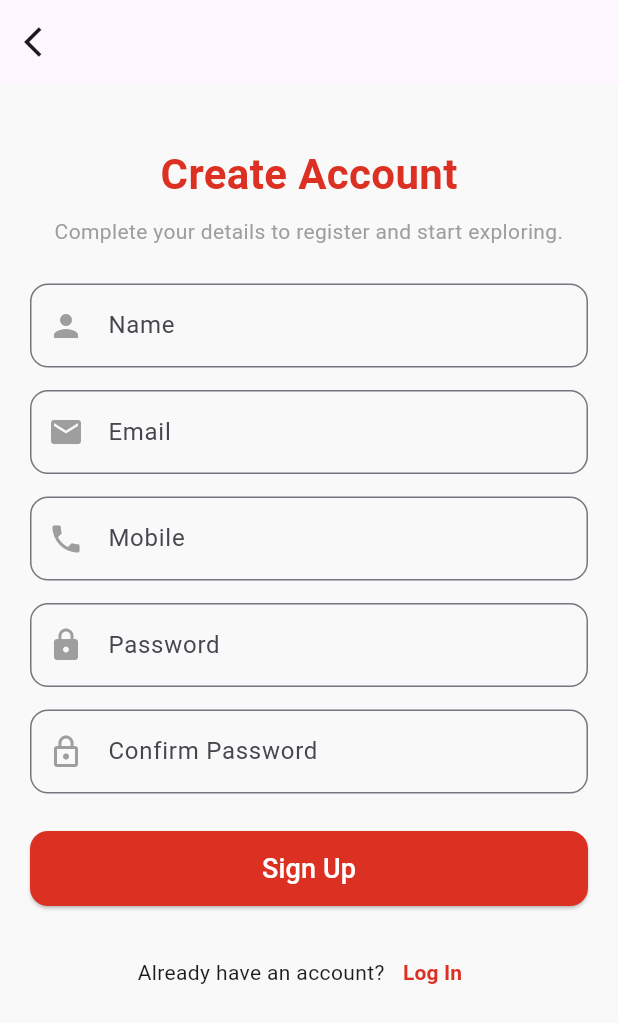
After one commit to meraj15/Product-APP, a Flutter app: the LoginScreen screen opened directly, after a tap on "Continue", after a tap on "Sign Up", on a phone screen of 412 x 824 dp. The commit adds this screen. Shown: the top 1023 px of the screen. Run offline on Flutter 3.47's test engine with Material 3 defaults, Android fonts, the light colour scheme and no system bars; our stand-ins replace carousel_slider, dots_indicator, flutter_slidable, flutter_styled_toast, geocoding, geolocator and 3 more; accounts and stored records are empty; network calls fail.

Commit message:
login screen connected to database and sign up screen created

```diff
--- /dev/null
+++ b/lib/config/endpoint.dart
@@ -0,0 +1,5 @@
+class APIEndPoint {
+   static const String productEndPoint = "http://192.168.0.110:3000/api/product";
+   static const String addCartScreenEndPoint = "http://192.168.0.110:3000/api/carts/:userId";
+   static const String favouriteScreenEndPoint = "http://192.168.0.110:3000/api/favourites/:userId";
+}
--- a/lib/main.dart
+++ b/lib/main.dart
@@ -5,7 +5,7 @@ import 'package:provider/provider.dart';
 import 'package:shared_preferences/shared_preferences.dart';
 
 bool isLogged = false;
-
+String userID="";
 void main(List<String> args) async{
   WidgetsFlutterBinding.ensureInitialized();
   final SharedPreferences logged = await SharedPreferences.getInstance();
--- a/lib/routes/app_routes.dart
+++ b/lib/routes/app_routes.dart
@@ -2,6 +2,7 @@ import 'package:flutter/material.dart';
 import 'package:product_app/main.dart';
 import 'package:product_app/view/address_form_screen.dart';
 import 'package:product_app/view/login_screen.dart';
+import 'package:product_app/view/sign_up_screen.dart';
 
 import '../Navigation/navigation.dart';
 import '../view/add_cart.dart';
@@ -20,6 +21,8 @@ class AppRoutes {
   static const String homeScreen = "home_screen";
   static const String bottemNavigationBar = "bottem_navigationBar";
   static const String addressForm = "address_form";
+  static const String signupScreen = "sign_up_screen";
+
 
   static final Map<String, WidgetBuilder> routes = {
     "/": (_) => const LoginScreen(),
@@ -30,6 +33,6 @@ class AppRoutes {
     homeScreen: (_) => const HomeScreen(),
     bottemNavigationBar: (_) => const BottemNavigationBar(),
     addressForm: (_) =>  AddressForm(),
-
+    signupScreen:(_) => SignUpScreen(),
   };
 }
--- a/lib/view/favorite_card.dart
+++ b/lib/view/favorite_card.dart
@@ -248,7 +248,8 @@ class _FavoritesState extends State<Favorites> {
                               ClipRRect(
                                 borderRadius: BorderRadius.circular(15),
                                 child: Image.network(
-                                  favoritesProduct.images.first,
+                                  // favoritesProduct.images.first,
+                                  favoritesProduct.thumbnail,
                                   width: 120,
                                   height: 120,
                                 ),
--- a/lib/view/login_screen.dart
+++ b/lib/view/login_screen.dart
@@ -1,8 +1,13 @@
+import 'dart:convert';
+
 import 'package:flutter/material.dart';
 import 'package:product_app/constant/contant.dart';
 import 'package:product_app/main.dart';
 import 'package:product_app/routes/app_routes.dart';
+import 'package:product_app/view/home_screen.dart';
 import 'package:shared_preferences/shared_preferences.dart';
+import 'package:http/http.dart' as http;
+
 
 class LoginScreen extends StatefulWidget {
   const LoginScreen({super.key});
@@ -15,6 +20,10 @@ class _LoginScreenState extends State<LoginScreen> {
   final GlobalKey<FormState> _formKey = GlobalKey<FormState>();
   bool? isCheckBox = false;
   bool isClickedPasword = true;
+  String message = "";
+
+  final userEmail = TextEditingController();
+  final userPassword = TextEditingController();
 
   @override
   Widget build(BuildContext context) {
@@ -46,6 +55,7 @@ class _LoginScreenState extends State<LoginScreen> {
                 ),
                 const SizedBox(height: 40),
                 TextFormField(
+                  controller: userEmail,
                   decoration: InputDecoration(
                     focusedBorder: OutlineInputBorder(
                       borderRadius: BorderRadius.circular(12),
@@ -76,6 +86,7 @@ class _LoginScreenState extends State<LoginScreen> {
                 ),
                 const SizedBox(height: 20),
                 TextFormField(
+                  controller: userPassword,
                   obscureText: isClickedPasword,
                   decoration: InputDecoration(
                     focusedBorder: OutlineInputBorder(
@@ -119,13 +130,15 @@ class _LoginScreenState extends State<LoginScreen> {
                     labelText: "Password",
                   ),
                   validator: (value) {
-                    if (value == null || value.isEmpty) {
-                      return 'Please enter your password';
-                    } else if (value.length < 6) {
-                      return 'Password must be at least 6 characters long';
-                    }
-                    return null;
-                  },
+  if (value == null || value.isEmpty) {
+    return 'Please enter your password';
+  } else if (message.isNotEmpty) {
+    final tempMessage = message;
+    message = "";
+    return tempMessage;
+  }
+  return null;
+},
                 ),
                 const SizedBox(height: 20),
                 Row(
@@ -163,8 +176,7 @@ class _LoginScreenState extends State<LoginScreen> {
                 ElevatedButton(
                   onPressed: ()async {
                     if (_formKey.currentState!.validate()) {
-                      Navigator.of(context)
-                          .pushNamed(AppRoutes.bottemNavigationBar);
+                      login(userEmail.text, userPassword.text);
                     }
                     isLogged = true;
   final SharedPreferences logged = await SharedPreferences.getInstance();
@@ -248,7 +260,7 @@ class _LoginScreenState extends State<LoginScreen> {
                     TextButton(
                       onPressed: () {
                         Navigator.of(context)
-                            .pushNamed(AppRoutes.bottemNavigationBar);
+                            .pushNamed(AppRoutes.signupScreen);
                       },
                       child: const Text(
                         "Sign Up",
@@ -264,4 +276,43 @@ class _LoginScreenState extends State<LoginScreen> {
       ),
     );
   }
+
+  void login(String email, String password) async {
+  const url = "http://192.168.0.110:3000/api/login";
+  try {
+    final response = await http.post(
+      Uri.parse(url),
+      headers: {"Content-Type": "application/json"},
+      body: jsonEncode({"email": email, "password": password}),
+    );
+
+    if (response.statusCode == 200) {
+      final data = jsonDecode(response.body);
+
+      if (data['status'] == "success") {
+        userID = data['userId'] ?? "No User ID";
+        debugPrint("userIDss : $userID");
+        Navigator.of(context).pushNamed(AppRoutes.bottemNavigationBar);
+      } else if (data['status'] == "error") {
+        setState(() {
+          message = data['message'] ?? "Invalid email or password.";
+        });
+        _formKey.currentState!.validate();
+      }
+    } else {
+      setState(() {
+        message = "Server error: ${response.statusCode}";
+      });
+      _formKey.currentState!.validate();
+    }
+  } catch (e) {
+    setState(() {
+      message = "An error occurred. Please try again.";
+    });
+    _formKey.currentState!.validate();
+    debugPrint("Login Error: $e");
+  }
 }
+
+
+}
--- a/lib/view/new_add_cart.dart
+++ b/lib/view/new_add_cart.dart
@@ -77,7 +77,8 @@ class _AddCardState extends State<AddCard> {
                     children: [
                       Center(
                         child: Image.network(
-                          product.images.first,
+                          // product.images.first,
+                          product.thumbnail,
                           width: 115,
                           height: 130,
                         ),
--- /dev/null
+++ b/lib/view/sign_up_screen.dart
@@ -0,0 +1,248 @@
+import 'dart:convert';
+import 'package:flutter/material.dart';
+import 'package:flutter/services.dart';
+import 'package:http/http.dart' as http;
+import 'package:product_app/constant/contant.dart';
+import 'package:product_app/routes/app_routes.dart';
+
+class SignUpScreen extends StatefulWidget {
+  const SignUpScreen({Key? key}) : super(key: key);
+
+  @override
+  State<SignUpScreen> createState() => _SignUpScreenState();
+}
+
+class _SignUpScreenState extends State<SignUpScreen> {
+  final GlobalKey<FormState> _formKey = GlobalKey<FormState>();
+  final TextEditingController userName = TextEditingController();
+  final TextEditingController userEmail = TextEditingController();
+  final TextEditingController userPassword = TextEditingController();
+  final TextEditingController userConfirmPassword = TextEditingController();
+  final TextEditingController userMobile = TextEditingController();
+  String errorMessage = "";
+
+  @override
+  Widget build(BuildContext context) {
+    return Scaffold(
+      backgroundColor: AppColor.scaffoldColor,
+      appBar: AppBar(
+        leading: IconButton(
+            onPressed: () {
+              Navigator.of(context).pop();
+            },
+            icon: Icon(Icons.arrow_back_ios)),
+      ),
+      body: SingleChildScrollView(
+        padding: const EdgeInsets.symmetric(horizontal: 20.0),
+        child: Form(
+          key: _formKey,
+          child: Column(
+            children: [
+              const SizedBox(height: 40),
+              const Text(
+                "Create Account",
+                style: TextStyle(
+                  fontSize: 28,
+                  fontWeight: FontWeight.bold,
+                  color: AppColor.appMainColor,
+                ),
+              ),
+              const SizedBox(height: 8),
+              const Text(
+                "Complete your details to register and start exploring.",
+                style: TextStyle(color: Colors.grey, fontSize: 14),
+                textAlign: TextAlign.center,
+              ),
+              const SizedBox(height: 25),
+              _buildTextField(
+                controller: userName,
+                labelText: "Name",
+                icon: Icons.person,
+                validator: (value) {
+                  if (value == null || value.isEmpty) {
+                    return "Name is required";
+                  }
+                  return null;
+                },
+              ),
+              const SizedBox(height: 15),
+              _buildTextField(
+                controller: userEmail,
+                labelText: "Email",
+                icon: Icons.email,
+                validator: (value) {
+                  if (value == null || value.isEmpty) {
+                    return "Email is required";
+                  } else if (!RegExp(r'^[^@]+@[^@]+\.[^@]+').hasMatch(value)) {
+                    return "Enter a valid email address";
+                  }
+                  return null;
+                },
+              ),
+              const SizedBox(height: 15),
+              _buildTextField(
+                controller: userMobile,
+                labelText: "Mobile",
+                icon: Icons.phone,
+                keyboardType: TextInputType.phone,
+                inputFormatters: [FilteringTextInputFormatter.digitsOnly],
+                validator: (value) {
+                  if (value == null || value.isEmpty) {
+                    return "Mobile number is required";
+                  } else if (!RegExp(r'^\d{10}$').hasMatch(value)) {
+                    return "Enter a valid 10-digit mobile number";
+                  }
+                  return null;
+                },
+              ),
+              const SizedBox(height: 15),
+              _buildTextField(
+                controller: userPassword,
+                labelText: "Password",
+                icon: Icons.lock,
+                obscureText: true,
+                validator: (value) {
+                  if (value == null || value.isEmpty) {
+                    return "Password is required";
+                  } else if (value.length < 6) {
+                    return "Password must be at least 6 characters";
+                  }
+                  return null;
+                },
+              ),
+              const SizedBox(height: 15),
+              _buildTextField(
+                controller: userConfirmPassword,
+                labelText: "Confirm Password",
+                icon: Icons.lock_outline,
+                obscureText: true,
+                validator: (value) {
+                  if (value == null || value.isEmpty) {
+                    return "Please confirm your password";
+                  } else if (value != userPassword.text) {
+                    return "Passwords do not match";
+                  }
+                  return null;
+                },
+              ),
+              const SizedBox(height: 25),
+              Center(
+                child: ElevatedButton(
+                  onPressed: () {
+                    if (_formKey.currentState!.validate()) {
+                      Map<String, dynamic> userInfo = {
+                        'name': userName.text,
+                        'email': userEmail.text,
+                        'password': userPassword.text,
+                        'mobile': userMobile.text,
+                      };
+                      postData(userInfo);
+                      Navigator.of(context)
+                          .pushNamed(AppRoutes.bottemNavigationBar);
+                    }
+                  },
+                  style: ElevatedButton.styleFrom(
+                    backgroundColor: AppColor.appMainColor,
+                    minimumSize: const Size(double.infinity, 50),
+                    shape: RoundedRectangleBorder(
+                      borderRadius: BorderRadius.circular(12),
+                    ),
+                  ),
+                  child: const Text(
+                    "Sign Up",
+                    style: TextStyle(
+                      fontSize: 18,
+                      color: AppColor.whiteColor,
+                    ),
+                  ),
+                ),
+              ),
+              if (errorMessage.isNotEmpty)
+                Padding(
+                  padding: const EdgeInsets.only(top: 10.0),
+                  child: Center(
+                    child: Text(
+                      errorMessage,
+                      style: const TextStyle(color: Colors.red),
+                    ),
+                  ),
+                ),
+              const SizedBox(height: 20),
+              Row(
+                mainAxisAlignment: MainAxisAlignment.center,
+                children: [
+                  const Text("Already have an account?"),
+                  TextButton(
+                    onPressed: () {
+                      Navigator.pop(context);
+                    },
+                    child: const Text(
+                      "Log In",
+                      style: TextStyle(
+                        color: AppColor.appMainColor,
+                        fontWeight: FontWeight.bold,
+                      ),
+                    ),
+                  ),
+                ],
+              ),
+            ],
+          ),
+        ),
+      ),
+    );
+  }
+
+  Widget _buildTextField({
+    required TextEditingController controller,
+    required String labelText,
+    required IconData icon,
+    bool obscureText = false,
+    TextInputType? keyboardType,
+    List<TextInputFormatter>? inputFormatters,
+    String? Function(String?)? validator,
+  }) {
+    return TextFormField(
+      controller: controller,
+      obscureText: obscureText,
+      keyboardType: keyboardType,
+      inputFormatters: inputFormatters,
+      decoration: InputDecoration(
+        focusedBorder: OutlineInputBorder(
+          borderRadius: BorderRadius.circular(12),
+          borderSide: const BorderSide(color: AppColor.appMainColor),
+        ),
+        prefixIcon: Icon(icon, color: Colors.grey),
+        labelText: labelText,
+        border: OutlineInputBorder(
+          borderRadius: BorderRadius.circular(12),
+        ),
+      ),
+      validator: validator,
+    );
+  }
+
+  void postData(Map<String, dynamic> pdata) async {
+    var url = Uri.parse("http://192.168.0.110:3000/api/signup");
+    try {
+      final res = await http.post(
+        url,
+        headers: {"Content-Type": "application/json"},
+        body: jsonEncode(pdata),
+      );
+      final jsonData = jsonDecode(res.body);
+      if (jsonData['status'] == 'success') {
+        debugPrint("User ID: ${jsonData['userId']}");
+      } else {
+        setState(() {
+          errorMessage = jsonData['message'] ?? "Sign-Up failed";
+        });
+      }
+    } catch (e) {
+      setState(() {
+        errorMessage = "An error occurred. Please try again.";
+      });
+      debugPrint("Error: $e");
+    }
+  }
+}
--- a/pubspec.yaml
+++ b/pubspec.yaml
@@ -37,7 +37,6 @@ dependencies:
   cupertino_icons: ^1.0.6
   provider: ^6.1.2
   http: ^1.2.1
-  carousel_slider: ^4.2.1
   dots_indicator: ^3.0.0
   flutter_styled_toast: ^2.2.1
   google_fonts: ^6.2.1
@@ -46,6 +45,7 @@ dependencies:
   flutter_slidable: ^3.1.1
   geolocator: ^13.0.1
   geocoding: ^3.0.0
+  carousel_slider: ^5.0.0
 
 dev_dependencies:
   flutter_test:
```
Also changed, not shown: lib/model/product.dart (+17 -17 lines), lib/provider/product_provider.dart (+9 -11 lines), lib/view/add_cart.dart (+9 -8 lines), lib/view/product_detail.dart (+36 -36 lines), lib/widget/built_category.dart (+8 -7 lines), lib/widget/product_card.dart (+8 -7 lines), pubspec.lock, 3 other files.
